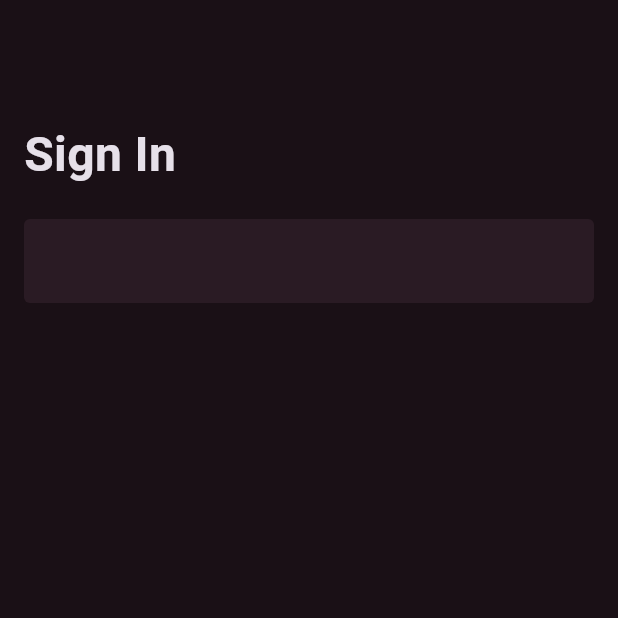
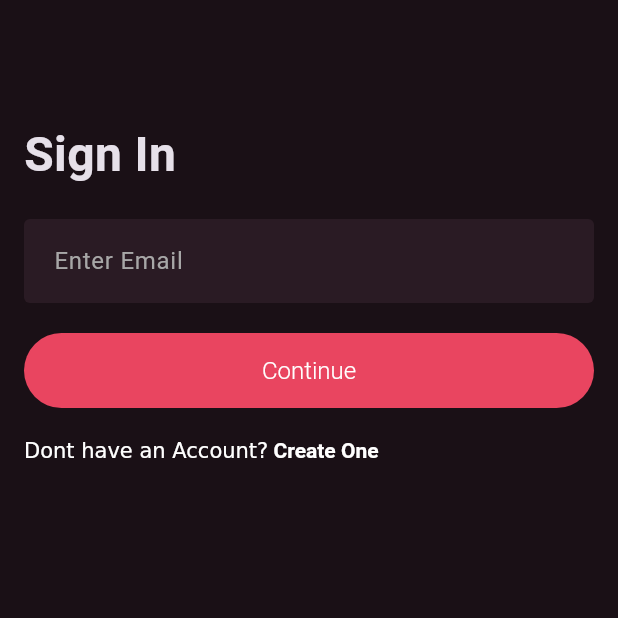
Before and after one commit to GiuMacca/ennatodo, a Flutter app: the screen it shows after launch, on a phone screen of 412 x 824 dp, the top half of it. Run offline on Flutter 3.47's test engine with Material 3 defaults, Android fonts, the phone set to English and light mode, and no system bars; our stand-ins replace flutter_bloc; Roboto replaces fonts that are missing (CircularStd).

Commit message:
feat: singIn page + basic_button (common)

```diff
--- /dev/null
+++ b/lib/common/widgets/buttons/basic_button.dart
@@ -0,0 +1,35 @@
+import 'package:flutter/material.dart';
+
+class BasicButton extends StatelessWidget {
+  final VoidCallback onPressed;
+  final String title;
+  final Widget? content;
+  final double? height;
+  final double? width;
+
+  const BasicButton({
+    required this.onPressed,
+    this.title = '',
+    this.height,
+    this.width,
+    this.content,
+    super.key
+  });
+
+  @override
+  Widget build(BuildContext context) {
+    return ElevatedButton(
+      onPressed: onPressed,
+      style: ElevatedButton.styleFrom(
+        minimumSize: Size(width ?? MediaQuery.of(context).size.width, height??50),
+      ),
+      child: content ?? Text(
+        title,
+        style: const TextStyle(
+          color: Colors.white,
+          fontWeight: FontWeight.w300
+        ),
+      ),
+    );
+  }
+}
--- a/lib/presentation/auth/pages/signin.dart
+++ b/lib/presentation/auth/pages/signin.dart
@@ -1,3 +1,5 @@
+import 'package:ennatodo/common/widgets/buttons/basic_button.dart';
+import 'package:flutter/gestures.dart';
 import 'package:flutter/material.dart';
 
 class SigninPage extends StatelessWidget {
@@ -13,8 +15,12 @@ class SigninPage extends StatelessWidget {
           children: [
             _siginText(context),
             const SizedBox(height: 20),
-            _emailField(context)
-          ]
+            _emailField(context),
+            const SizedBox(height: 20),
+            _continueButton(),
+            const SizedBox(height: 20),
+            _createAccount(context)
+          ],
         ),
       ),
     );
@@ -28,8 +34,34 @@ class SigninPage extends StatelessWidget {
   }
 
   Widget _emailField(BuildContext context) {
-    return TextField(
-      decoration: InputDecoration(),
+    return TextField(decoration: InputDecoration(hintText: 'Enter Email'));
+  }
+
+  Widget _continueButton() {
+    return BasicButton(
+      onPressed: (){},
+      title: 'Continue',
+    );
+  }
+
+  Widget _createAccount(BuildContext context){
+    return RichText(  // Per Click
+      text: TextSpan(
+        children: [
+           TextSpan(
+            text: 'Dont have an Account?'
+           ),
+            TextSpan(
+            text: ' Create One',
+            recognizer: TapGestureRecognizer()..onTap = () {
+              // signup page soon
+            },
+            style: TextStyle(
+              fontWeight: FontWeight.bold
+            )
+           )
+        ]
+      )
     );
   }
 }
```
